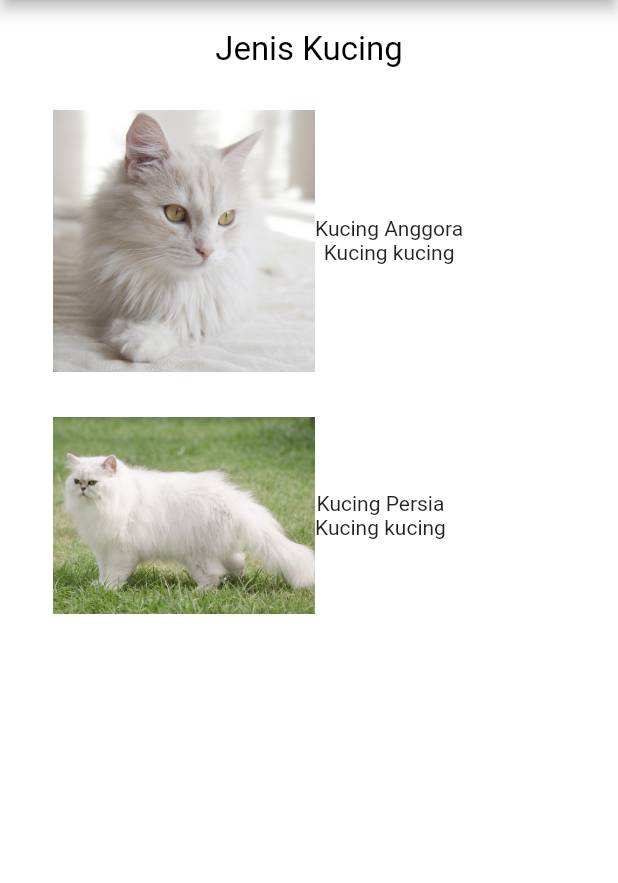
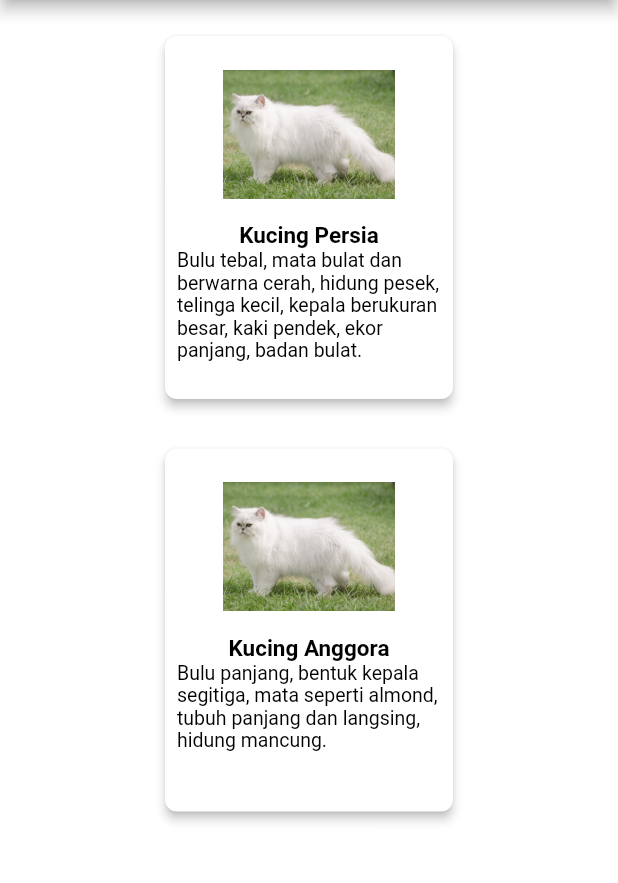
Before and after one commit to zainalbani/finalproject_pmoif20a_zainalbanibudiprabowo, a Flutter app: the JenisKucing screen opened directly, on a phone screen of 412 x 824 dp, the part 84-967 px from its top. Run offline on Flutter 3.47's test engine with Material 2 defaults, Android fonts, the phone set to English and light mode, and no system bars.

Commit message:
menambahkan colum pada screen jenis kucing, menambahkan colum diskusi pada screen forum diskusi, mengganti warna themedata pada file main

```diff
--- a/lib/main.dart
+++ b/lib/main.dart
@@ -15,7 +15,7 @@ class MyApp extends StatelessWidget {
       title: 'SmartCat',
       theme: ThemeData(
         primarySwatch: Colors.blue,
-        primaryColor: Colors.white,canvasColor: Colors.transparent,
+        primaryColor: Colors.white,canvasColor: Colors.white,
       ),
       home: splashscreen(),
     );
--- a/lib/screens/Jenis_Kucing.dart
+++ b/lib/screens/Jenis_Kucing.dart
@@ -5,6 +5,7 @@ import 'package:finalproject_pmoif20a_zainal/screens/Menu_Utama.dart';
 
 class JenisKucing extends StatelessWidget {
   const JenisKucing({Key? key}) : super(key: key);
+
 
   @override
   Widget build(BuildContext context) {
@@ -31,72 +32,110 @@ class JenisKucing extends StatelessWidget {
           )
         ],
       ),
-      body: Container(
+      body: SafeArea(
+        child: Stack(
+          children: <Widget>[
+            Container(
+              height: double.infinity,
+              width: double.infinity,
+              decoration: BoxDecoration(
                 color: Colors.white,
-        padding: EdgeInsets.all(20.0),
-        child: ListView(
-          children: <Widget> [
-            Center(
+              ),
               child: Column(
-                children: <Widget>[
-                  _textField(),
+                crossAxisAlignment: CrossAxisAlignment.start,
+                children: [
+                  Padding(padding: const EdgeInsets.all(20.0),
+          child: Center(
+            child: Wrap(
+              spacing: 30.0,
+              runSpacing: 20.0,
+              children: [
+                SizedBox(
+                  width: 200.0,
+                  height: 250.0,
+                  child: Card(
+                    color: Colors.white,
+                    elevation: 2.8,
+                    shape: RoundedRectangleBorder(
+                      borderRadius: BorderRadius.circular(8.0),
+                    ),
+                    child: Center(
+                      child: Padding(padding: const EdgeInsets.all(8.0),
+                        child: Column(
+                          children: [
+                            Image.asset("assets/images/persia.jpg", width: 115, height: 115),
+                            SizedBox(height: 1.0),
+                            Text("Kucing Persia", style: TextStyle(
+                              color: Colors.black,
+                              fontWeight: FontWeight.bold,
+                              fontSize: 15.0
+                            ),),
+                            Text("Bulu tebal, mata bulat dan berwarna cerah, hidung pesek, telinga kecil, kepala berukuran besar, kaki pendek, ekor panjang, badan bulat.", style: TextStyle(
+                                color: Colors.black,
+                                fontWeight: FontWeight.normal,
+                                fontSize: 13.0
+                            ),)
                           ],
                         ),
                       ),
-            new GambarKucing(gambar: 'assets/images/anggora.jpg',judul: 'Kucing Anggora',),
-            new GambarKucing(gambar: 'assets/images/persia.jpg',judul: 'Kucing Persia',)
+                    ),
+                  )
+                )
+          ]
+        )
+      )
+    ),
+                  Padding(padding: const EdgeInsets.all(5.0),
+                      child: Center(
+                          child: Wrap(
+                              spacing: 30.0,
+                              runSpacing: 20.0,
+                              children: [
+                                SizedBox(
+                                    width: 200.0,
+                                    height: 250.0,
+                                    child: Card(
+                                      color: Colors.white,
+                                      elevation: 2.8,
+                                      shape: RoundedRectangleBorder(
+                                        borderRadius: BorderRadius.circular(8.0),
+                                      ),
+                                      child: Center(
+                                        child: Padding(padding: const EdgeInsets.all(8.0),
+                                          child: Column(
+                                            children: [
+                                              Image.asset("assets/images/persia.jpg", width: 115, height: 115),
+                                              SizedBox(height: 1.0),
+                                              Text("Kucing Anggora", style: TextStyle(
+                                                  color: Colors.black,
+                                                  fontWeight: FontWeight.bold,
+                                                  fontSize: 15.0
+                                              ),),
+                                              Text("Bulu panjang, bentuk kepala segitiga, mata seperti almond, tubuh panjang dan langsing, hidung mancung.",
+                                                  style: TextStyle(
+                                                  color: Colors.black,
+                                                  fontWeight: FontWeight.normal,
+                                                  fontSize: 13.0
+                                              ),),
+
                                             ],
                                           ),
+                                        ),
+                                      ),
+                                    )
+                                )
+                              ]
+                          )
+                      )
+                  ),
+
+    ],
+    )
+    )
+    ]
+    ),
+
     ),
     );
   }
 }
-Widget _textField() {
-  return Column(
-    children: <Widget>[
-      Text(
-        'Jenis Kucing',
-        style: TextStyle(
-          color: Colors.black,
-          fontSize: 22.0,
-        ),
-      ),
-      Padding(
-        padding: EdgeInsets.only(top: 12.0),
-      ),
-    ],
-  );
-}
-class GambarKucing extends StatelessWidget {
-
-GambarKucing({required this.gambar, required this.judul});
-
-final String gambar;
-final String judul;
-  @override
-  Widget build(BuildContext context) {
-    return new Container(
-        padding: EdgeInsets.all(15.0),
-        child: new Center(
-            child: new Row(
-              children: <Widget>[
-                new Image.asset(gambar,
-                width: 175.0,
-                ),
-                new Container(
-                  child: new Center(
-                    child: new Column(
-                  children: <Widget>[
-                    new Text(judul),
-                    new Text("Kucing kucing")
-                  ],
-                    )
-
-                  )
-                )
-              ],
-            )
-        )
-    );
-  }
-}
```
Also changed, not shown: lib/screens/Diskusi.dart (+49 -20 lines). Lines whose indentation alone changed are shown as unchanged.
